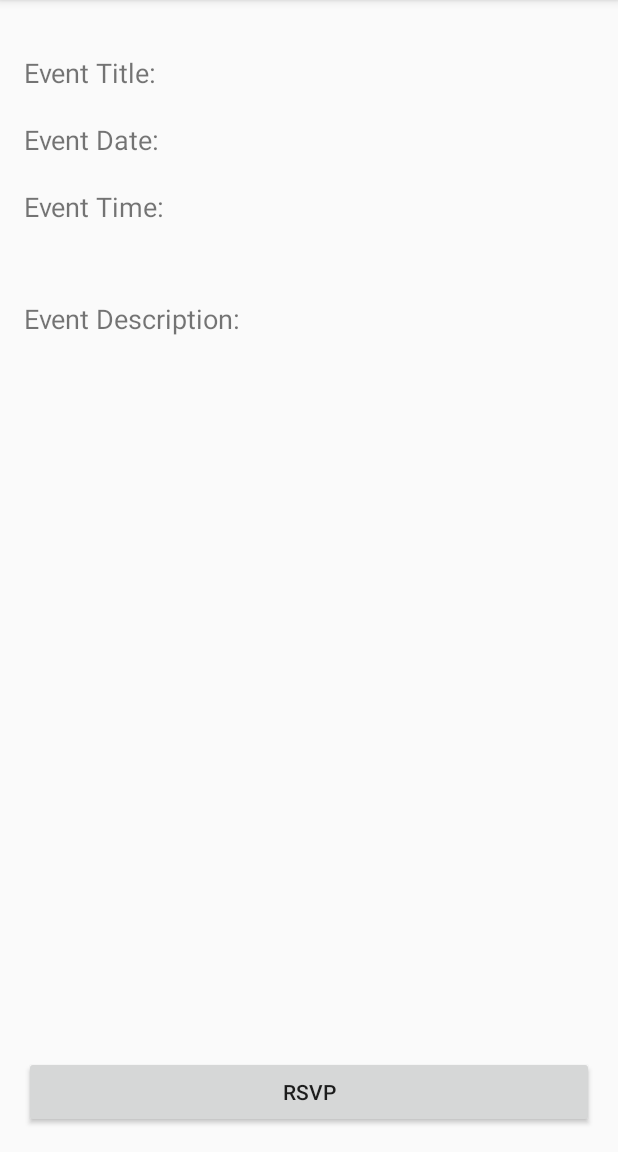
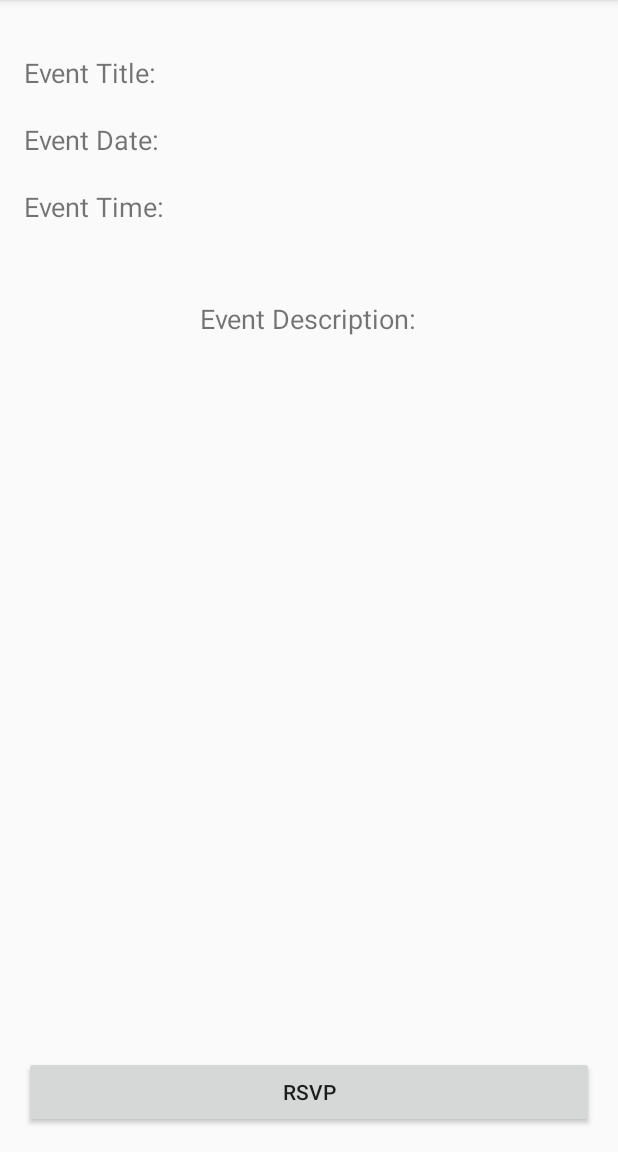
Before and after one commit to CodeTribeAcademy2016/TimeSheet, an Android app: the event screen opened directly, with no data from a screen before it, on a phone screen of 412 x 824 dp, the part 84-1236 px from its top. Run offline under Robolectric (Android 15) with nearby library versions, the phone set to English and light mode, and no system bars.

Commit message:
TimeSheet init

```diff
--- a/app/src/main/res/layout/activity_event.xml
+++ b/app/src/main/res/layout/activity_event.xml
@@ -50,7 +50,6 @@
             android:text="Event Description:"
             android:textSize="18sp"
             android:layout_alignParentTop="true"
-            android:layout_alignParentLeft="true"
-            android:layout_alignParentStart="true" />
+            android:layout_centerHorizontal="true" />
     </RelativeLayout>
 </LinearLayout>
```
